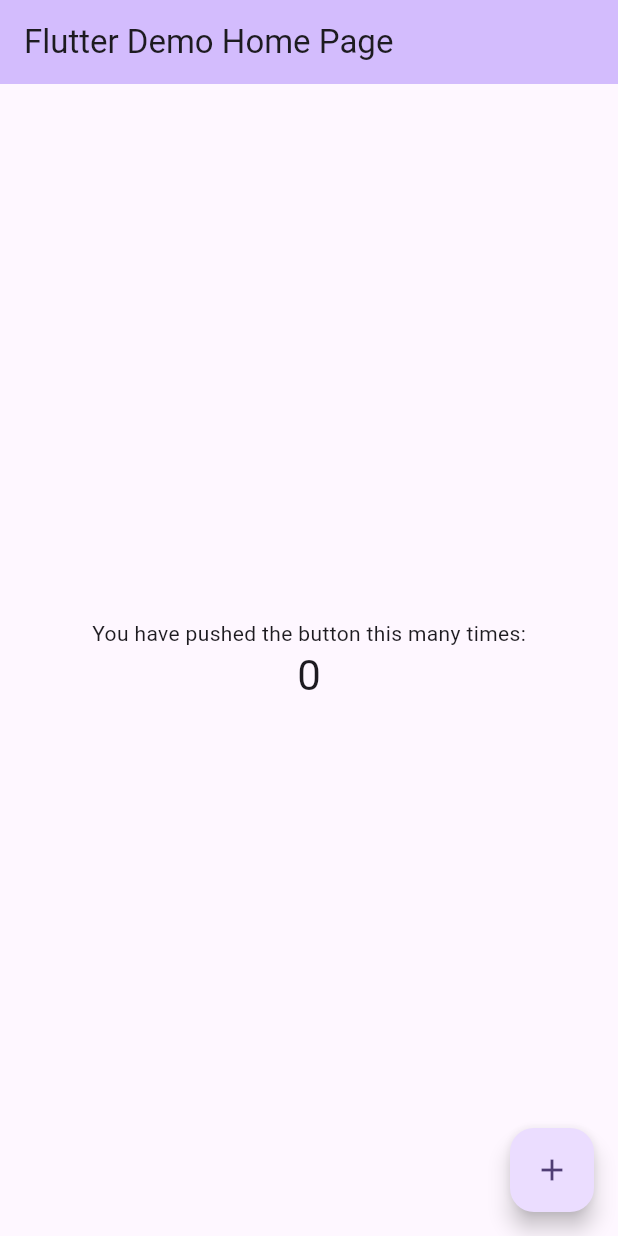
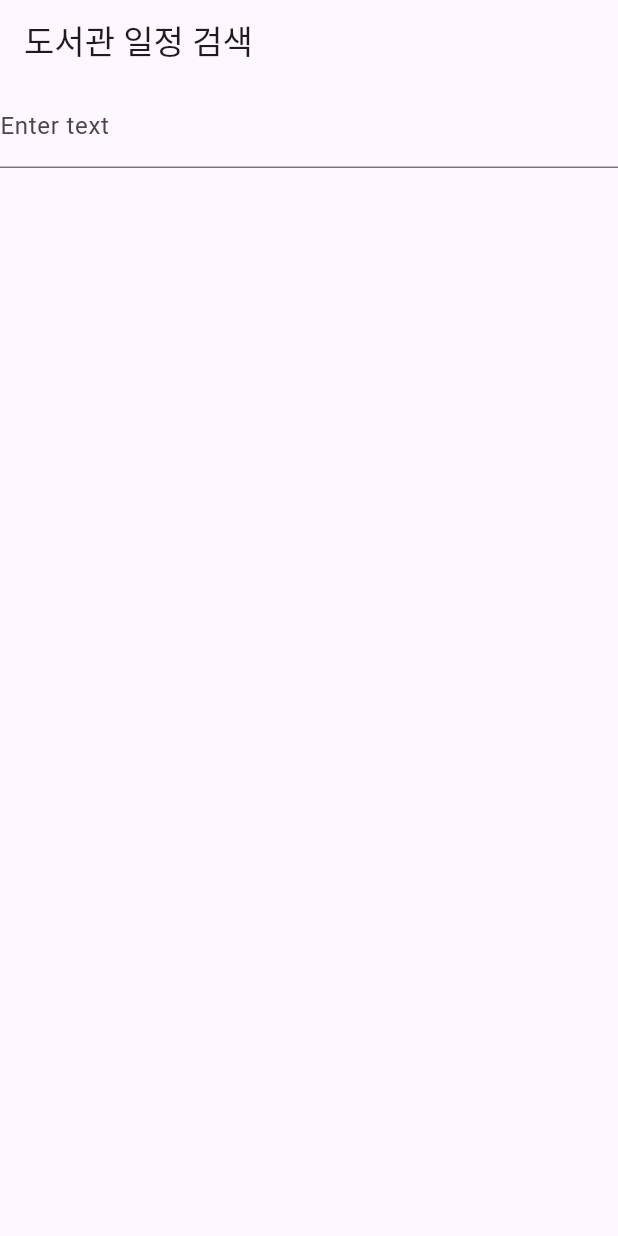
Before and after one commit to sc2bat/public_api_info_app, a Flutter app: the screen it shows after launch, on a phone screen of 412 x 824 dp. Run offline on Flutter 3.47's test engine with Material 3 defaults, Android fonts, the phone set to English and light mode, and no system bars.

Commit message:
텍스트필드 추가

```diff
--- a/lib/main.dart
+++ b/lib/main.dart
@@ -1,4 +1,5 @@
 import 'package:flutter/material.dart';
+import 'package:library_list/screen/main_page.dart';
 
 void main() {
   runApp(const MyApp());
@@ -7,119 +8,16 @@ void main() {
 class MyApp extends StatelessWidget {
   const MyApp({super.key});
 
-  // This widget is the root of your application.
   @override
   Widget build(BuildContext context) {
     return MaterialApp(
       title: 'Flutter Demo',
       theme: ThemeData(
-        // This is the theme of your application.
-        //
-        // TRY THIS: Try running your application with "flutter run". You'll see
-        // the application has a purple toolbar. Then, without quitting the app,
-        // try changing the seedColor in the colorScheme below to Colors.green
-        // and then invoke "hot reload" (save your changes or press the "hot
-        // reload" button in a Flutter-supported IDE, or press "r" if you used
-        // the command line to start the app).
-        //
-        // Notice that the counter didn't reset back to zero; the application
-        // state is not lost during the reload. To reset the state, use hot
-        // restart instead.
-        //
-        // This works for code too, not just values: Most code changes can be
-        // tested with just a hot reload.
+
         colorScheme: ColorScheme.fromSeed(seedColor: Colors.deepPurple),
         useMaterial3: true,
       ),
-      home: const MyHomePage(title: 'Flutter Demo Home Page'),
+      home: const MainPage()
     );
   }
 }
-
-class MyHomePage extends StatefulWidget {
-  const MyHomePage({super.key, required this.title});
-
-  // This widget is the home page of your application. It is stateful, meaning
-  // that it has a State object (defined below) that contains fields that affect
-  // how it looks.
-
-  // This class is the configuration for the state. It holds the values (in this
-  // case the title) provided by the parent (in this case the App widget) and
-  // used by the build method of the State. Fields in a Widget subclass are
-  // always marked "final".
-
-  final String title;
-
-  @override
-  State<MyHomePage> createState() => _MyHomePageState();
-}
-
-class _MyHomePageState extends State<MyHomePage> {
-  int _counter = 0;
-
-  void _incrementCounter() {
-    setState(() {
-      // This call to setState tells the Flutter framework that something has
-      // changed in this State, which causes it to rerun the build method below
-      // so that the display can reflect the updated values. If we changed
-      // _counter without calling setState(), then the build method would not be
-      // called again, and so nothing would appear to happen.
-      _counter++;
-    });
-  }
-
-  @override
-  Widget build(BuildContext context) {
-    // This method is rerun every time setState is called, for instance as done
-    // by the _incrementCounter method above.
-    //
-    // The Flutter framework has been optimized to make rerunning build methods
-    // fast, so that you can just rebuild anything that needs updating rather
-    // than having to individually change instances of widgets.
-    return Scaffold(
-      appBar: AppBar(
-        // TRY THIS: Try changing the color here to a specific color (to
-        // Colors.amber, perhaps?) and trigger a hot reload to see the AppBar
-        // change color while the other colors stay the same.
-        backgroundColor: Theme.of(context).colorScheme.inversePrimary,
-        // Here we take the value from the MyHomePage object that was created by
-        // the App.build method, and use it to set our appbar title.
-        title: Text(widget.title),
-      ),
-      body: Center(
-        // Center is a layout widget. It takes a single child and positions it
-        // in the middle of the parent.
-        child: Column(
-          // Column is also a layout widget. It takes a list of children and
-          // arranges them vertically. By default, it sizes itself to fit its
-          // children horizontally, and tries to be as tall as its parent.
-          //
-          // Column has various properties to control how it sizes itself and
-          // how it positions its children. Here we use mainAxisAlignment to
-          // center the children vertically; the main axis here is the vertical
-          // axis because Columns are vertical (the cross axis would be
-          // horizontal).
-          //
-          // TRY THIS: Invoke "debug painting" (choose the "Toggle Debug Paint"
-          // action in the IDE, or press "p" in the console), to see the
-          // wireframe for each widget.
-          mainAxisAlignment: MainAxisAlignment.center,
-          children: <Widget>[
-            const Text(
-              'You have pushed the button this many times:',
-            ),
-            Text(
-              '$_counter',
-              style: Theme.of(context).textTheme.headlineMedium,
-            ),
-          ],
-        ),
-      ),
-      floatingActionButton: FloatingActionButton(
-        onPressed: _incrementCounter,
-        tooltip: 'Increment',
-        child: const Icon(Icons.add),
-      ), // This trailing comma makes auto-formatting nicer for build methods.
-    );
-  }
-}
--- /dev/null
+++ b/lib/screen/main_page.dart
@@ -0,0 +1,31 @@
+import 'package:flutter/material.dart';
+
+class MainPage extends StatefulWidget {
+  const MainPage({super.key});
+
+  @override
+  State<MainPage> createState() => _MainPageState();
+}
+
+class _MainPageState extends State<MainPage> {
+  @override
+  Widget build(BuildContext context) {
+    return Scaffold(
+      appBar: AppBar(title: const Text('도서관 일정 검색'),
+      ),
+      body: const Column(
+        children: [
+          TextField( decoration: InputDecoration(
+            labelText: 'Enter text',
+            focusedBorder: OutlineInputBorder(
+              borderSide: BorderSide(color: Colors.blue, width: 2.0),
+            ),
+          ),
+
+
+          )
+        ],
+      ),
+    );
+  }
+}
```
